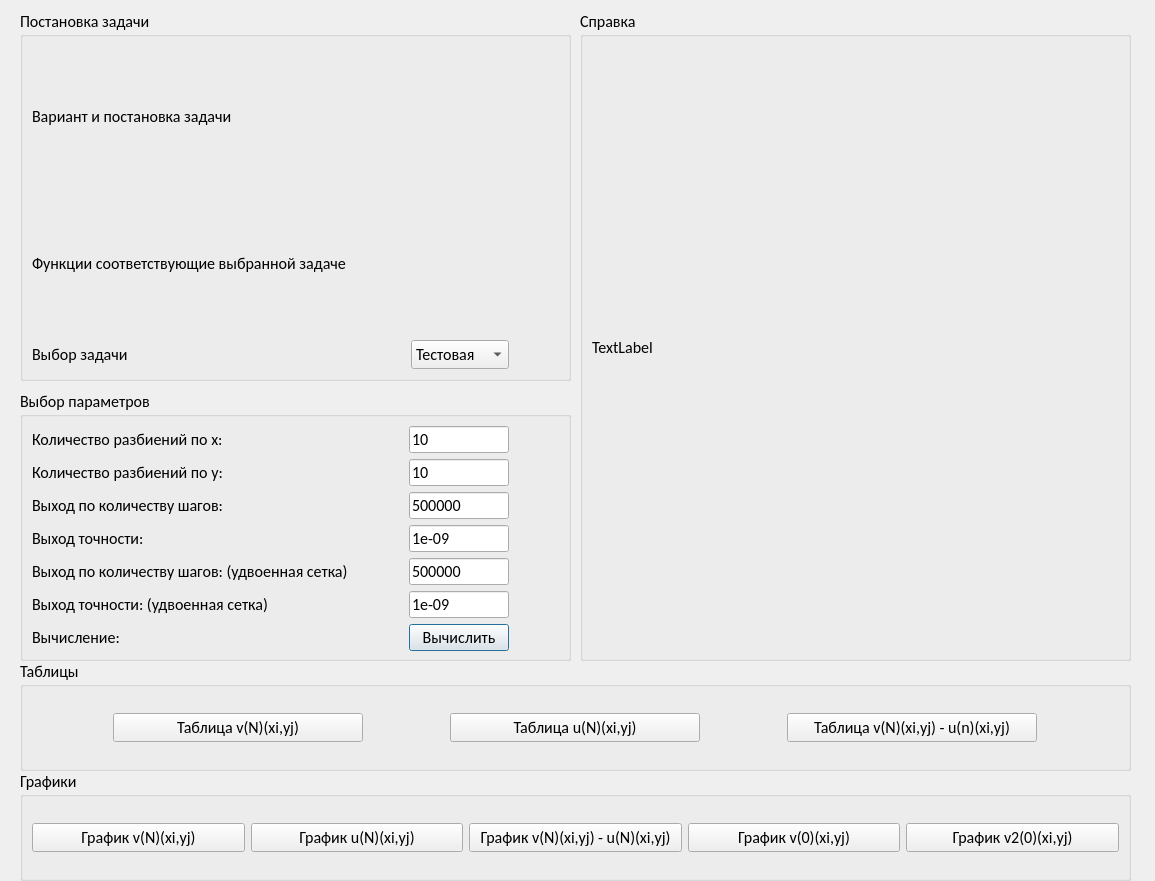
Before: the Qt Designer form design.ui in banp2892/Step_2_MMN, drawn with Qt 5.
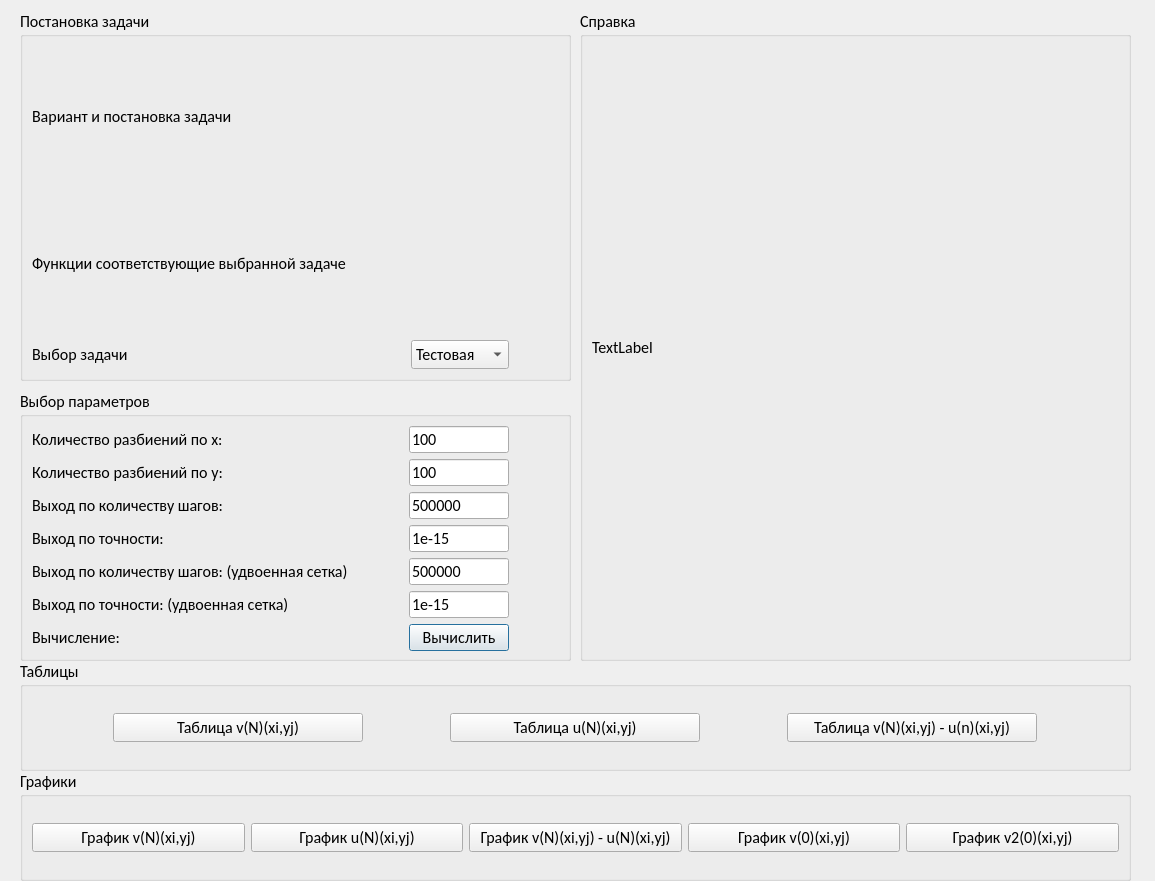
After: the same form once the commit is applied.

Diff of the .ui file:
```diff
--- a/design.ui
+++ b/design.ui
@@ -167,7 +167,7 @@
     <item row="5" column="0">
      <widget class="QLabel" name="label_e_max_1">
       <property name="text">
-       <string>Выход точности:</string>
+       <string>Выход по точности:</string>
       </property>
      </widget>
     </item>
@@ -180,7 +180,7 @@
        </size>
       </property>
       <property name="text">
-       <string>1e-09</string>
+       <string>1e-15</string>
       </property>
      </widget>
     </item>
@@ -193,14 +193,14 @@
        </size>
       </property>
       <property name="text">
-       <string>1e-09</string>
+       <string>1e-15</string>
       </property>
      </widget>
     </item>
     <item row="8" column="0">
      <widget class="QLabel" name="label_e_max_2">
       <property name="text">
-       <string>Выход точности: (удвоенная сетка)</string>
+       <string>Выход по точности: (удвоенная сетка)</string>
       </property>
       <property name="wordWrap">
        <bool>true</bool>
@@ -226,7 +226,7 @@
        </size>
       </property>
       <property name="text">
-       <string>10</string>
+       <string>100</string>
       </property>
      </widget>
     </item>
@@ -245,7 +245,7 @@
        </size>
       </property>
       <property name="text">
-       <string>10</string>
+       <string>100</string>
       </property>
      </widget>
     </item>
```
